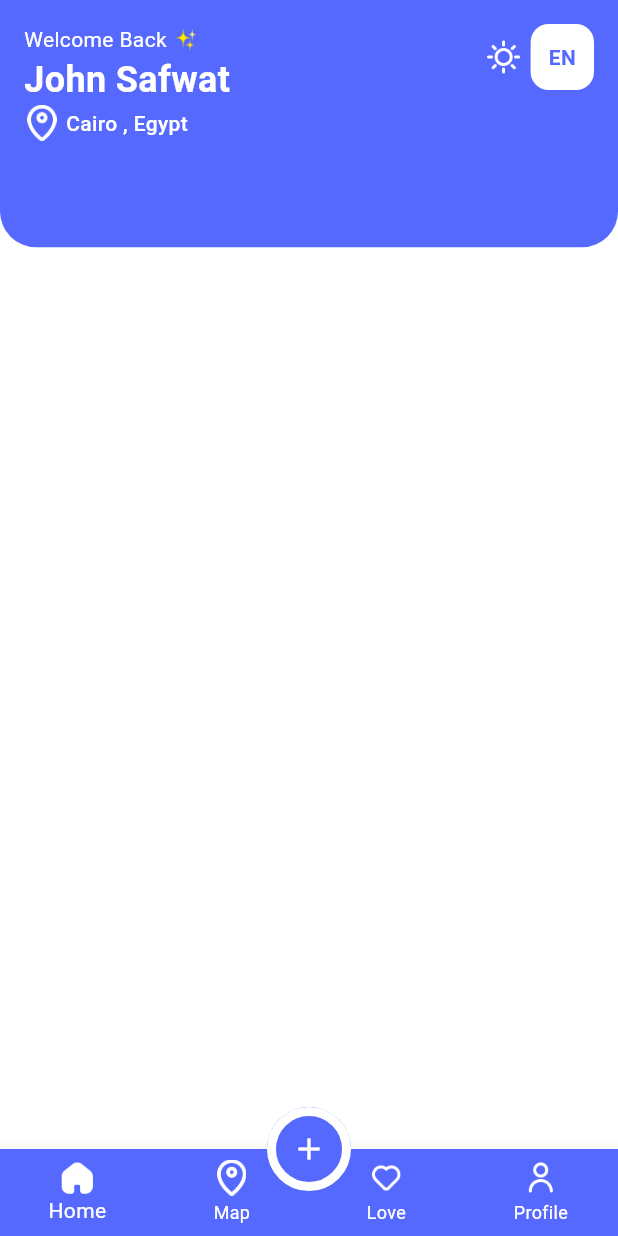
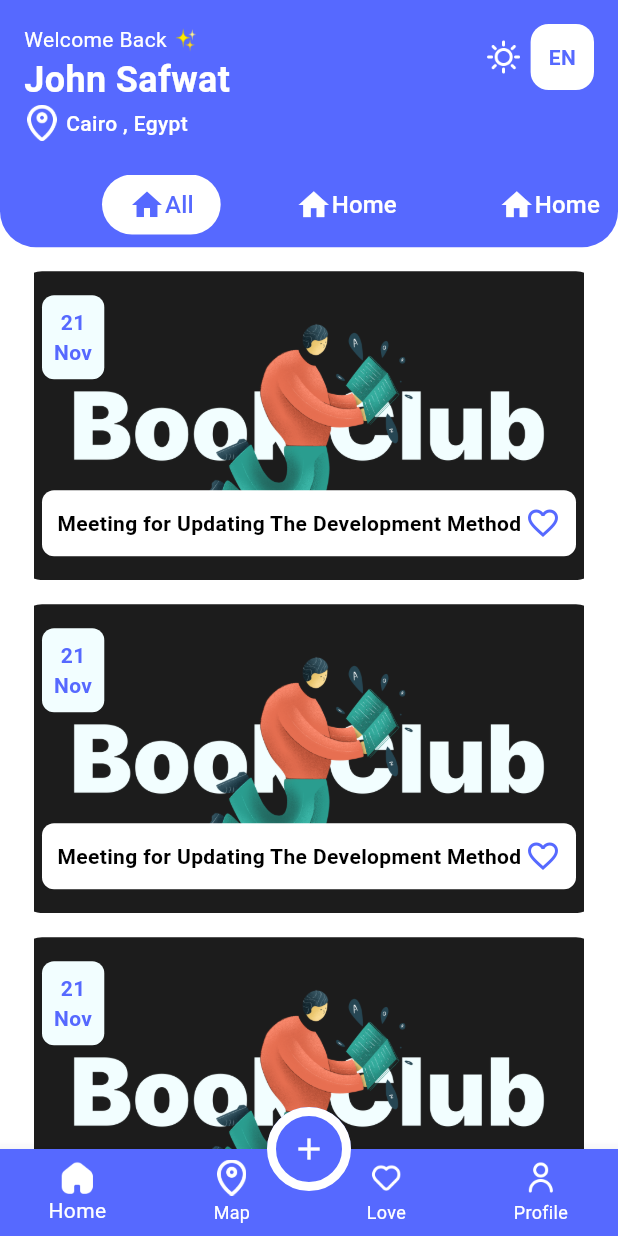
Before and after one commit to hossamaref69/evently_app, a Flutter app: the HomeScreen screen opened by its route, on a phone screen of 412 x 824 dp. Run offline on Flutter 3.47's test engine with Material 3 defaults, Android fonts, the phone set to English and light mode, and no system bars; our stand-ins replace firebase_auth, firebase_core, flutter_easyloading; accounts and stored records are empty.

Commit message:
finished home tab ui

```diff
--- a/lib/ui/home/tabs/home/home_tab.dart
+++ b/lib/ui/home/tabs/home/home_tab.dart
@@ -1,4 +1,6 @@
 import 'package:evently_app/core/extensions/size_ext.dart';
+import 'package:evently_app/ui/home/tabs/home/widgets/category_card.dart';
+import 'package:evently_app/ui/home/tabs/home/widgets/tabar_item.dart';
 import 'package:flutter/cupertino.dart';
 import 'package:flutter/material.dart';
 
@@ -15,7 +17,9 @@ class HomeTab extends StatefulWidget {
 class _HomeTabState extends State<HomeTab> {
   @override
   Widget build(BuildContext context) {
-    return Column(
+    return DefaultTabController(
+      length: 4,
+      child: Column(
         children: [
           Container(
             height: 0.20.height,
@@ -58,14 +62,15 @@ class _HomeTabState extends State<HomeTab> {
                                 AssetImage(AppAssets.mapIconUnselected),
                                 color: Colors.white,
                               ),
-                            SizedBox(width: 4,),
+                              SizedBox(
+                                width: 4,
+                              ),
                               Text(
                                 "Cairo , Egypt",
                                 style: TextStyle(
                                     fontSize: 14,
                                     color: Colors.white,
-                                  fontWeight: FontWeight.w500
-                              ),
+                                    fontWeight: FontWeight.w500),
                               )
                             ],
                           ),
@@ -77,33 +82,74 @@ class _HomeTabState extends State<HomeTab> {
                             AssetImage(AppAssets.sunIcon),
                             color: Colors.white,
                           ),
-                        const SizedBox(width: 6,),
+                          const SizedBox(
+                            width: 6,
+                          ),
                           Container(
                             decoration: BoxDecoration(
                                 color: Colors.white,
-                              borderRadius: BorderRadius.circular(12)
-                          ),
+                                borderRadius: BorderRadius.circular(12)),
                             child: const Padding(
-                            padding: EdgeInsets.symmetric(vertical: 12, horizontal: 12),
-                            child: Text(
-                                "EN",
+                              padding: EdgeInsets.symmetric(
+                                  vertical: 12, horizontal: 12),
+                              child: Text("EN",
                                   style: TextStyle(
                                       fontSize: 14,
                                       fontWeight: FontWeight.w700,
-                                    color: AppColors.purpleColor
-                                )
-                            ),
+                                      color: AppColors.purpleColor)),
                             ),
                           )
                         ],
-                    )
+                      ),
+                    ],
+                  ),
+                ),
+                const Expanded(
+                  child: TabBar(
+                    isScrollable: true,
+                    indicatorColor: Colors.transparent,
+                    dividerColor: Colors.transparent,
+                    tabs: [
+                      TabBarItem(
+                        title: "All",
+                        icon: Icons.home,
+                        isSelected: true,
+                      ),
+                      TabBarItem(
+                        title: "Home",
+                        icon: Icons.home,
+                        isSelected: false,
+                      ),
+                      TabBarItem(
+                        title: "Home",
+                        icon: Icons.home,
+                        isSelected: false,
+                      ),
+                      TabBarItem(
+                        title: "Home",
+                        icon: Icons.home,
+                        isSelected: true,
+                      ),
                     ],
                   ),
                 )
               ],
             ),
+          ),
+          Expanded(
+            child: ListView.separated(
+              padding: EdgeInsets.symmetric(vertical: 16, horizontal: 12),
+              itemBuilder: (context, index) {
+                return CategoryCard();
+              },
+              separatorBuilder: (context, index) {
+                return SizedBox(height: 16,);
+              },
+              itemCount: 10,
+            ),
           )
         ],
+      ),
     );
   }
 }
--- /dev/null
+++ b/lib/ui/home/tabs/home/widgets/category_card.dart
@@ -0,0 +1,73 @@
+import 'package:evently_app/core/extensions/size_ext.dart';
+import 'package:evently_app/core/theme/app_colors.dart';
+import 'package:flutter/cupertino.dart';
+import 'package:flutter/material.dart';
+
+class CategoryCard extends StatelessWidget {
+  const CategoryCard({super.key});
+
+  @override
+  Widget build(BuildContext context) {
+    return Container(
+      padding: const EdgeInsets.all(16),
+      width: 0.9.width,
+      height: 0.25.height,
+      decoration: BoxDecoration(
+          image: DecorationImage(
+            image: AssetImage("assets/images/event_images/book_club.png"),
+          ),
+          borderRadius: BorderRadius.circular(16)),
+      child: Column(
+        crossAxisAlignment: CrossAxisAlignment.start,
+        children: [
+          Container(
+            padding: const EdgeInsets.all(8),
+            decoration: BoxDecoration(
+              borderRadius: BorderRadius.circular(8),
+              color: const Color(0xffF2FEFF),
+            ),
+            child: Text(
+              "21\nNov",
+              textAlign: TextAlign.center,
+              style: TextStyle(
+                fontSize: 14,
+                fontWeight: FontWeight.w700,
+                color: AppColors.purpleColor,
+              ),
+            ),
+          ),
+          const Spacer(),
+          Container(
+            padding: const EdgeInsets.all(10),
+            decoration: BoxDecoration(
+              borderRadius: BorderRadius.circular(8),
+              color: AppColors.whiteColor,
+            ),
+            child: const Row(
+              children: [
+                Expanded(
+                  child: Text(
+                    "Meeting for Updating The Development Method ",
+                    maxLines: 1,
+                    overflow: TextOverflow.ellipsis,
+                    textAlign: TextAlign.center,
+                    style: TextStyle(
+                      fontSize: 14,
+                      fontWeight: FontWeight.w700,
+                      color: AppColors.blackColor,
+                    ),
+                  ),
+                ),
+                SizedBox(width: 2,),
+                Icon(
+                  Icons.favorite_border,
+                  color: AppColors.purpleColor,
+                )
+              ],
+            ),
+          )
+        ],
+      ),
+    );
+  }
+}
--- /dev/null
+++ b/lib/ui/home/tabs/home/widgets/tabar_item.dart
@@ -0,0 +1,40 @@
+import 'package:evently_app/core/theme/app_colors.dart';
+import 'package:flutter/material.dart';
+
+class TabBarItem extends StatelessWidget {
+  final String title;
+  final IconData icon;
+  final bool isSelected;
+
+  const TabBarItem({
+    super.key,
+    required this.title,
+    required this.icon,
+    required this.isSelected,
+  });
+
+  @override
+  Widget build(BuildContext context) {
+    return Container(
+        padding: const EdgeInsets.symmetric(horizontal: 18, vertical: 8),
+      decoration: BoxDecoration(
+        color: isSelected ? AppColors.whiteColor : Colors.transparent,
+        borderRadius: BorderRadius.circular(20),
+      ),
+      child: Row(mainAxisAlignment: MainAxisAlignment.center, children: [
+        Icon(
+          icon,
+          color: isSelected ? AppColors.purpleColor : Colors.white,
+        ),
+        Text(
+          title,
+          style: TextStyle(
+            fontSize: 16,
+            fontWeight: FontWeight.w500,
+            color: isSelected ? AppColors.purpleColor : Colors.white,
+          ),
+        ),
+      ]),
+    );
+  }
+}
--- a/pubspec.yaml
+++ b/pubspec.yaml
@@ -66,6 +66,7 @@ flutter:
     - assets/images/
     - assets/icons/
     - assets/fonts/
+    - assets/images/event_images/
 
   fonts:
     - family: "Intern"
```
Also changed, not shown: assets/images/event_images/birthday.png (added), assets/images/event_images/book_club.png (added), assets/images/event_images/eating.png (added), assets/images/event_images/gaming.png (added), assets/images/event_images/holiday.png (added), assets/images/event_images/meeting.png (added), assets/images/event_images/sport.png (added), assets/images/event_images/work_shop.png (added). Lines whose indentation alone changed are shown as unchanged.
